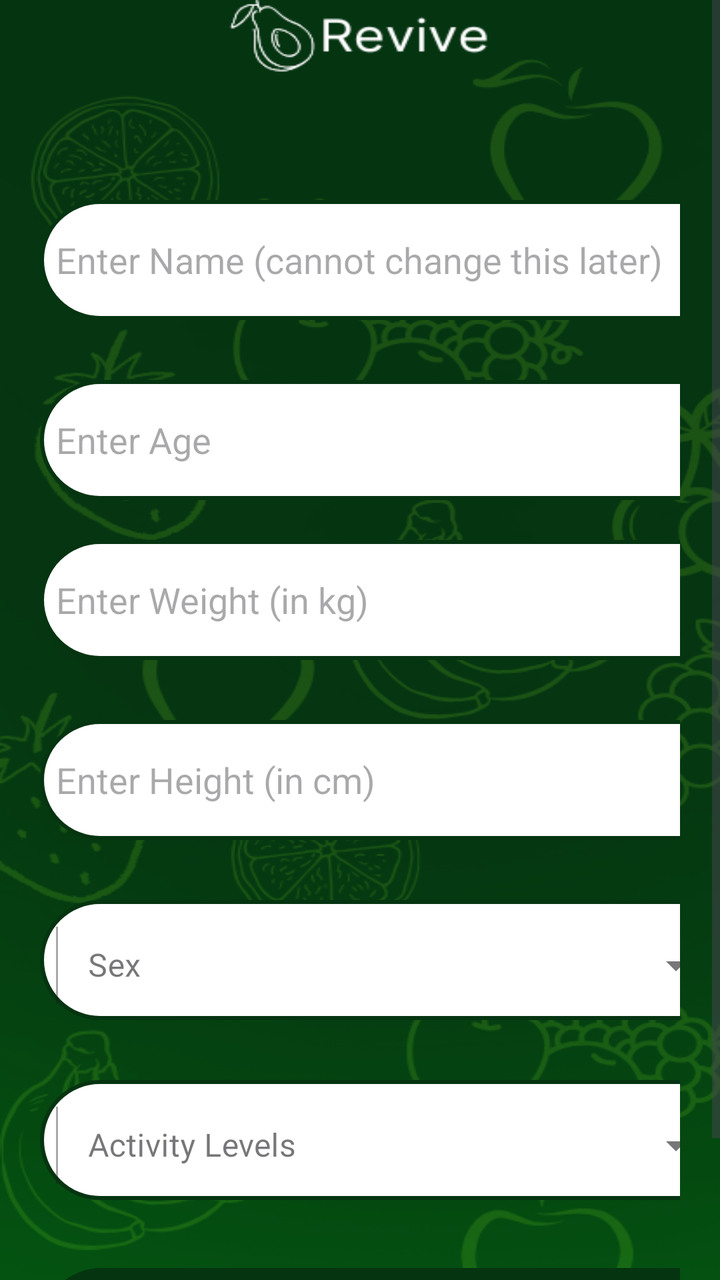
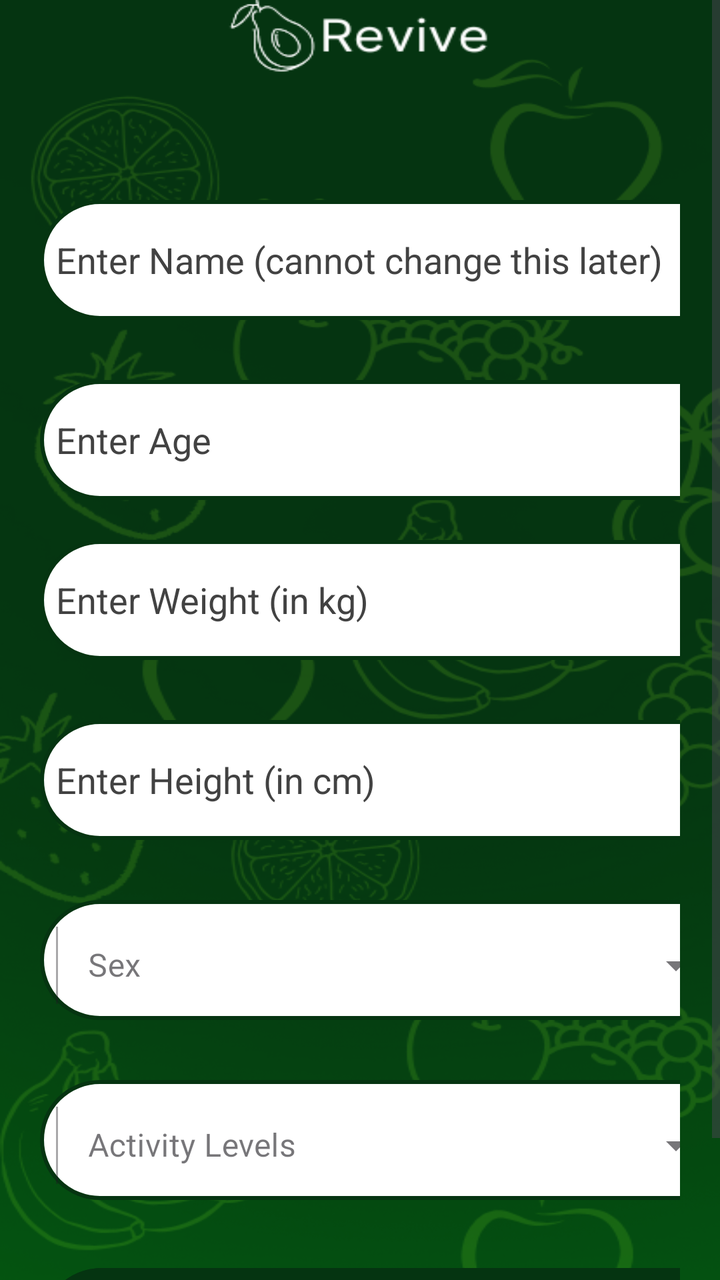

Screens rendered from an Android XML layout before and after an edit, with the pre-edit source and the edit as a unified diff.
<!-- AndroidManifest.xml: application theme Theme.ReviveApp -->
<!-- res/layout/activity_personal_details.xml -->
<?xml version="1.0" encoding="utf-8"?>
<LinearLayout
    xmlns:android="http://schemas.android.com/apk/res/android"
    xmlns:app="http://schemas.android.com/apk/res-auto"
    xmlns:tools="http://schemas.android.com/tools"
    android:id="@+id/main"
    android:layout_width="match_parent"
    android:layout_height="match_parent"
    android:background="@drawable/initialscreen"
    tools:context=".LoginActivity">

    <ScrollView
        android:layout_width="match_parent"
        android:layout_height="wrap_content">

        <LinearLayout
            android:layout_width="match_parent"
            android:layout_height="wrap_content"
            android:orientation="vertical">
            <LinearLayout
                android:layout_width="match_parent"
                android:layout_height="wrap_content"
                android:orientation="vertical"
                android:layout_marginTop="50dp"
                android:padding="20dp">


                <EditText
                    android:inputType="text"
                    android:layout_width="350dp"
                    android:layout_height="60dp"
                    android:id="@+id/name_input"
                    android:layout_marginTop="30dp"
                    android:background="@drawable/green_border"
                    android:padding="8dp"
                    android:hint="Enter Name (cannot change this later)"
                    android:drawablePadding="8dp"
                    android:textColor="@color/grey"
                    />

                <EditText
                    android:inputType="number"
                    android:layout_width="350dp"
                    android:layout_height="60dp"
                    android:id="@+id/age_input"
                    android:layout_marginTop="30dp"
                    android:background="@drawable/green_border"
                    android:padding="8dp"
                    android:hint="Enter Age"
                    android:drawablePadding="8dp"
                    android:textColor="@color/grey"
                    />

                <EditText
                    android:inputType="number"
                    android:layout_width="350dp"
                    android:layout_height="60dp"
                    android:id="@+id/weight_input"
                    android:layout_marginTop="20dp"
                    android:background="@drawable/green_border"
                    android:padding="8dp"
                    android:hint="Enter Weight (in kg)"
                    android:drawablePadding="8dp"
                    android:textColor="@color/grey"
                    />

                <EditText
                    android:inputType="number"
                    android:layout_width="350dp"
                    android:layout_height="60dp"
                    android:id="@+id/height_input"
                    android:layout_marginTop="30dp"
                    android:background="@drawable/green_border"
                    android:padding="8dp"
                    android:hint="Enter Height (in cm)"
                    android:drawablePadding="8dp"
                    android:textColor="@color/grey"
                    />


                <com.google.android.material.textfield.TextInputLayout
                android:layout_marginTop="30dp"
                android:padding="8dp"
                android:background="@drawable/green_border"
                style="@style/Widget.MaterialComponents.TextInputLayout.OutlinedBox.ExposedDropdownMenu"
                android:layout_width="350dp"
                android:layout_height="60dp">

                <AutoCompleteTextView
                    android:id="@+id/sex_input"
                    android:layout_width="match_parent"
                    android:layout_height="50dp"
                    android:layout_weight="1"
                    android:hint="Sex"
                    android:inputType="none"
                    android:drawablePadding="8dp"
                    android:textColor="@color/grey"
                    />

            </com.google.android.material.textfield.TextInputLayout>

                <com.google.android.material.textfield.TextInputLayout
                    android:layout_marginTop="30dp"
                    android:padding="8dp"
                    android:background="@drawable/green_border"
                    style="@style/Widget.MaterialComponents.TextInputLayout.OutlinedBox.ExposedDropdownMenu"
                    android:layout_width="350dp"
                    android:layout_height="60dp">

                    <AutoCompleteTextView
                        android:id="@+id/fitness_input"
                        android:layout_width="match_parent"
                        android:layout_height="50dp"
                        android:layout_weight="1"
                        android:hint="Activity Levels"
                        android:inputType="none"
                        android:drawablePadding="8dp"
                        android:textColor="@color/grey"
                        />

                </com.google.android.material.textfield.TextInputLayout>

                <Button
                    android:layout_width="350dp"
                    android:layout_height="70dp"
                    android:layout_marginTop="30dp"
                    android:text="SAVE DETAILS"
                    android:id="@+id/personalinfo_save_button"
                    android:textSize="18dp"
                    android:backgroundTint="@color/darkGreen"
                    android:textColor="@color/white"/>


            </LinearLayout>


        </LinearLayout>
    </ScrollView>

</LinearLayout>
<!-- resources referenced by this layout -->
<resources>
  <color name="darkGreen">#053411</color>
  <color name="grey">#ff424242</color>
  <color name="white">#FFFFFFFF</color>
  <!-- drawable green_border (drawable) -->
  <?xml version="1.0" encoding="utf-8"?>
  <shape
      xmlns:android="http://schemas.android.com/apk/res/android"
      android:shape="rectangle">
      <corners
          android:radius="30dp"/>
      <stroke
          android:color="@color/darkGreen"
          android:width="2dp"/>
  
      <solid
          android:color="@color/white"/>
  
  
  </shape>
  <!-- drawable initialscreen: png bitmap (drawable, 147791 bytes) -->
  <style name="Theme.ReviveApp" parent="Base.Theme.ReviveApp" />
  <style name="Base.Theme.ReviveApp" parent="Theme.Material3.DayNight.NoActionBar">
          
          
      </style>
</resources>

<!-- the commit's change to res/layout/activity_personal_details.xml (unified diff, before → after) -->
@@ -36,6 +36,7 @@
                     android:hint="Enter Name (cannot change this later)"
                     android:drawablePadding="8dp"
                     android:textColor="@color/grey"
+                    android:textColorHint="@color/grey"
                     />
 
                 <EditText
@@ -49,6 +50,7 @@
                     android:hint="Enter Age"
                     android:drawablePadding="8dp"
                     android:textColor="@color/grey"
+                    android:textColorHint="@color/grey"
                     />
 
                 <EditText
@@ -62,6 +64,7 @@
                     android:hint="Enter Weight (in kg)"
                     android:drawablePadding="8dp"
                     android:textColor="@color/grey"
+                    android:textColorHint="@color/grey"
                     />
 
                 <EditText
@@ -75,6 +78,7 @@
                     android:hint="Enter Height (in cm)"
                     android:drawablePadding="8dp"
                     android:textColor="@color/grey"
+                    android:textColorHint="@color/grey"
                     />
 
 
@@ -95,6 +99,7 @@
                     android:inputType="none"
                     android:drawablePadding="8dp"
                     android:textColor="@color/grey"
+                    android:textColorHint="@color/grey"
                     />
 
             </com.google.android.material.textfield.TextInputLayout>
@@ -116,6 +121,7 @@
                         android:inputType="none"
                         android:drawablePadding="8dp"
                         android:textColor="@color/grey"
+                        android:textColorHint="@color/grey"
                         />
 
                 </com.google.android.material.textfield.TextInputLayout>
